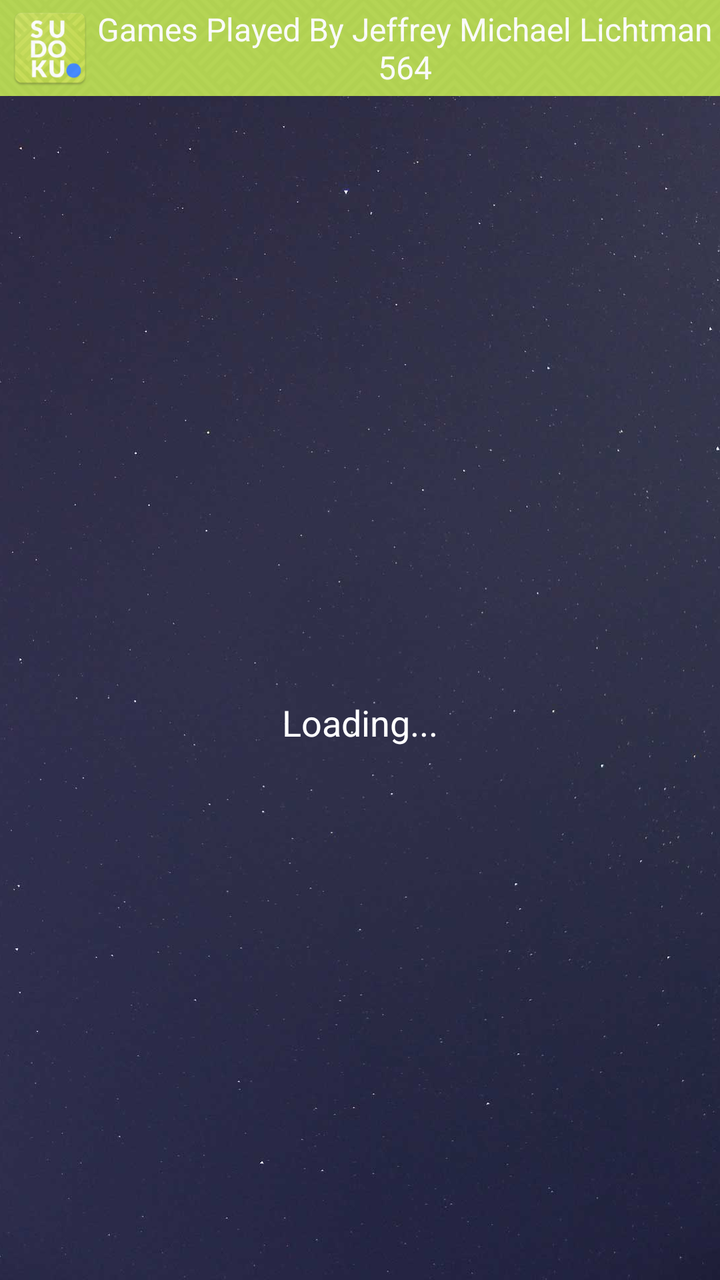
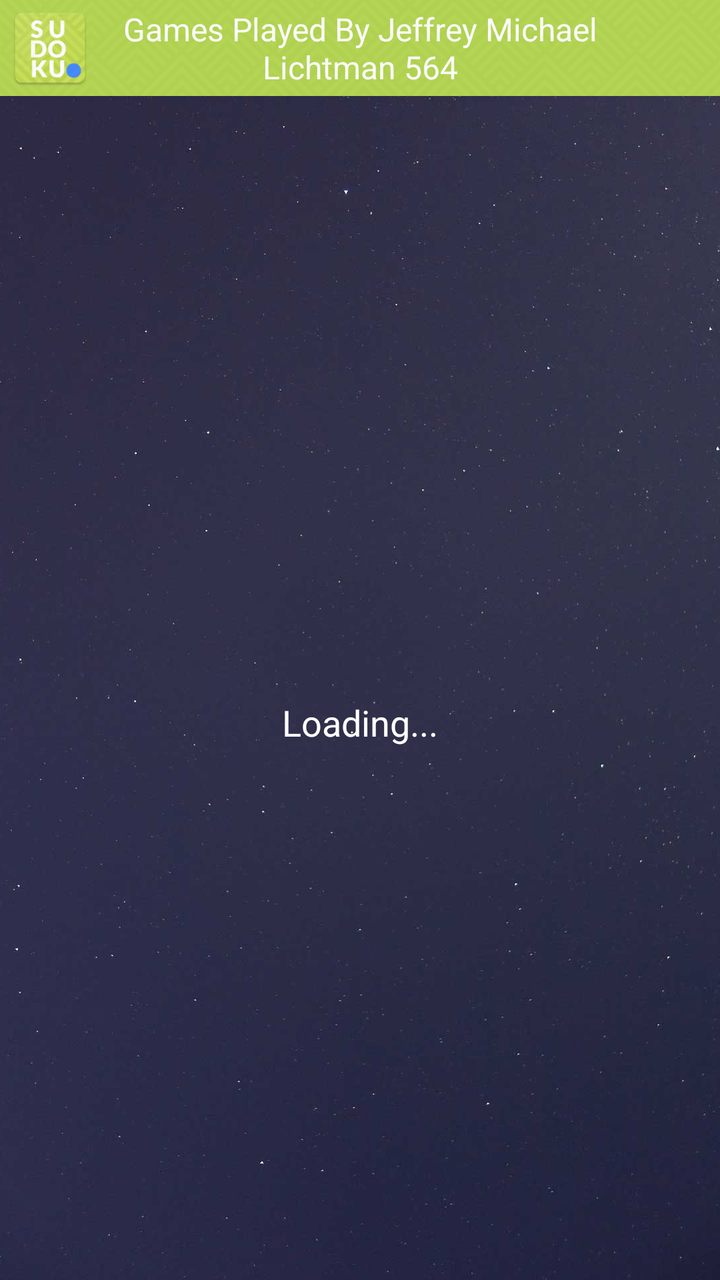

Before-and-after screenshots of an Android layout around one commit, followed by the original layout XML and the change that was made.
<!-- AndroidManifest.xml: application theme AppTheme -->
<!-- res/layout/activity_savedgame.xml -->
<?xml version="1.0" encoding="utf-8"?>
<RelativeLayout xmlns:android="http://schemas.android.com/apk/res/android"
    xmlns:app="http://schemas.android.com/apk/res-auto"
    xmlns:tools="http://schemas.android.com/tools"
    android:id="@+id/activity_history"
    android:layout_width="match_parent"
    android:layout_height="match_parent"
    android:fitsSystemWindows="false">

    <ImageView
        android:id="@+id/imageView7"
        android:layout_width="match_parent"
        android:layout_height="match_parent"
        android:scaleType="centerCrop"
        app:srcCompat="@drawable/coolbackground" />

    <LinearLayout
        android:layout_width="match_parent"
        android:layout_height="match_parent"
        android:layout_centerHorizontal="true"
        android:layout_centerVertical="true"
        android:orientation="vertical"
        android:weightSum="100">

        <RelativeLayout
            android:layout_width="match_parent"
            android:layout_height="48dp"
            android:background="@color/color1"
            android:orientation="horizontal">

            <ImageView
                android:id="@+id/icon_user_sav"
                android:layout_width="40dp"
                android:layout_height="40dp"
                android:layout_alignParentLeft="true"
                android:layout_alignParentStart="true"
                android:layout_centerVertical="true"
                android:layout_marginLeft="5dp"
                app:srcCompat="@mipmap/ic_launcher" />

            <TextView
                android:id="@+id/saveduser_name"
                android:layout_width="match_parent"
                android:layout_height="match_parent"
                android:layout_toEndOf="@+id/icon_user_sav"
                android:layout_toRightOf="@+id/icon_user_sav"
                android:layout_weight="1"
                android:gravity="center_vertical|center_horizontal"
                android:text="Games Played By Jeffrey Michael Lichtman 564"
                android:textAllCaps="false"
                android:textColor="@android:color/white"
                android:textSize="16sp" />

            <ImageView
                android:id="@+id/imageView24"
                android:layout_width="match_parent"
                android:layout_height="match_parent"
                android:layout_weight="1"
                android:alpha=".15"
                android:scaleType="centerCrop"
                app:srcCompat="@drawable/keyboardbg" />

        </RelativeLayout>

        <android.support.v7.widget.RecyclerView
            android:id="@+id/savedrecyclerView"
            android:layout_width="match_parent"
            android:layout_height="0dp"
            android:layout_marginTop="5dp"
            android:layout_weight="100"

            android:background="@android:color/transparent" />

    </LinearLayout>

    <ProgressBar
        android:id="@+id/progressBar2"
        style="?android:attr/progressBarStyle"
        android:layout_width="wrap_content"
        android:layout_height="wrap_content"
        android:layout_centerInParent="true" />

    <TextView
        android:id="@+id/loading"
        android:layout_width="wrap_content"
        android:layout_height="wrap_content"
        android:layout_below="@+id/progressBar2"
        android:layout_centerHorizontal="true"
        android:layout_centerInParent="false"
        android:layout_marginTop="5dp"
        android:text="Loading..."
        android:textColor="@color/white"
        android:textSize="18sp" />

</RelativeLayout>
<!-- resources referenced by this layout -->
<resources>
  <color name="color1">#abd03a</color>
  <color name="white">#ffffff</color>
  <!-- drawable coolbackground: jpg bitmap (drawable-nodpi, 63366 bytes) -->
  <!-- drawable keyboardbg: png bitmap (drawable-nodpi, 16276 bytes) -->
  <!-- mipmap ic_launcher: png bitmap (mipmap-hdpi, 8002 bytes) -->
  <style name="AppTheme" parent="Theme.AppCompat.Light.NoActionBar">
      <item name="colorPrimary">@color/colorPrimary</item>
      <item name="colorPrimaryDark">@color/colorPrimaryDark</item>
      <item name="colorAccent">@color/colorAccent</item>
      <item name="preferenceTheme">@style/PreferenceThemeOverlay.v14.Material</item>
  
  </style>
  <color name="colorPrimary">#FFFFFF</color>
  <color name="colorPrimaryDark">#454444</color>
  <color name="colorAccent">#1e91d6</color>
</resources>

<!-- the commit's change to res/layout/activity_savedgame.xml (unified diff, before → after) -->
@@ -29,6 +29,19 @@
             android:orientation="horizontal">
 
             <ImageView
+                android:id="@+id/imageView40"
+                android:layout_width="40dp"
+                android:layout_height="40dp"
+                android:layout_alignParentEnd="true"
+                android:layout_alignParentLeft="false"
+                android:layout_alignParentRight="true"
+                android:layout_alignParentStart="false"
+                android:layout_centerVertical="true"
+                android:layout_marginRight="5dp"
+                android:visibility="invisible"
+                app:srcCompat="@mipmap/ic_launcher" />
+
+            <ImageView
                 android:id="@+id/icon_user_sav"
                 android:layout_width="40dp"
                 android:layout_height="40dp"
@@ -43,7 +56,9 @@
                 android:layout_width="match_parent"
                 android:layout_height="match_parent"
                 android:layout_toEndOf="@+id/icon_user_sav"
+                android:layout_toLeftOf="@+id/imageView40"
                 android:layout_toRightOf="@+id/icon_user_sav"
+                android:layout_toStartOf="@+id/imageView40"
                 android:layout_weight="1"
                 android:gravity="center_vertical|center_horizontal"
                 android:text="Games Played By Jeffrey Michael Lichtman 564"
